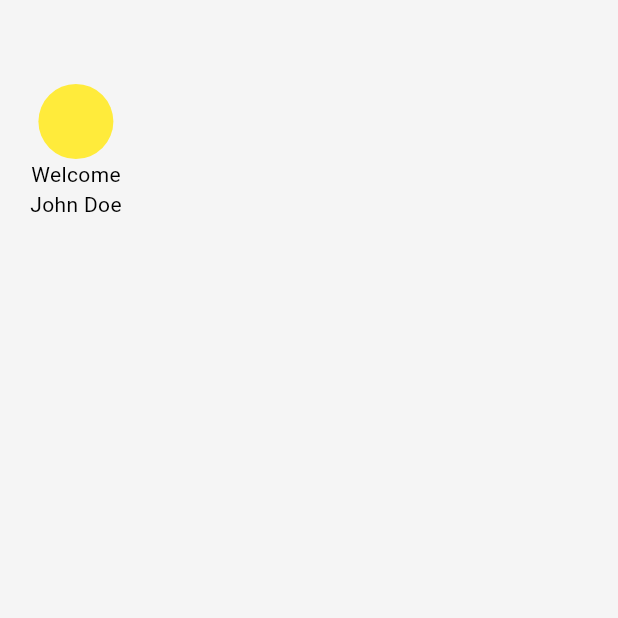
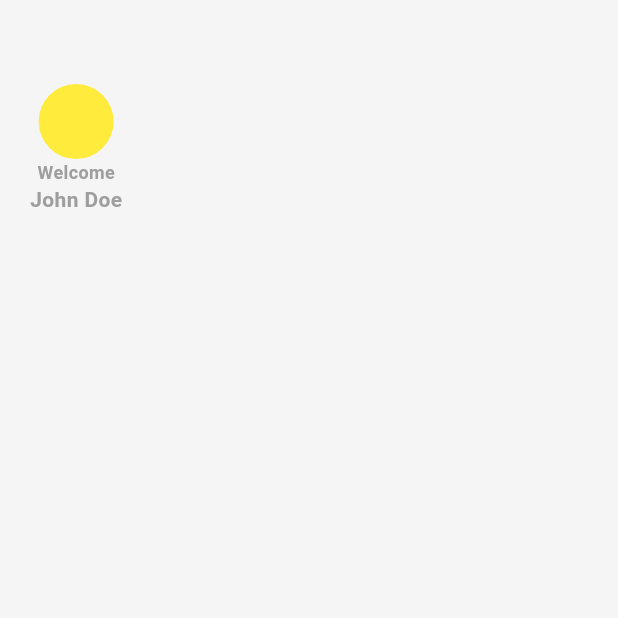
Before and after one commit to Tosin8/budget_buddy, a Flutter app: the screen it shows after launch, on a phone screen of 412 x 824 dp, the top half of it. Run offline on Flutter 3.47's test engine with Material 3 defaults, Android fonts, the phone set to English and light mode, and no system bars.

Commit message:
Update main_screen.dart

```diff
--- a/lib/screens/home/views/main_screen.dart
+++ b/lib/screens/home/views/main_screen.dart
@@ -14,10 +14,16 @@ class MainScreen extends StatelessWidget {
           height: 50,
           decoration: const BoxDecoration(shape: BoxShape.circle, color: Colors.yellow),
         ),
-        const Column(
+        Column(
           children: [
-            Text('Welcome'),
-            Text('John Doe'),
+            Text('Welcome',
+            style: TextStyle(fontSize: 12,
+            fontWeight: FontWeight.w600,
+            color: Theme.of(context).colorScheme.outline),),
+            Text('John Doe',
+            style: TextStyle(fontSize: 14,
+            fontWeight: FontWeight.w600,
+            color: Theme.of(context).colorScheme.outline),),
           ],
         )
       ],
```
